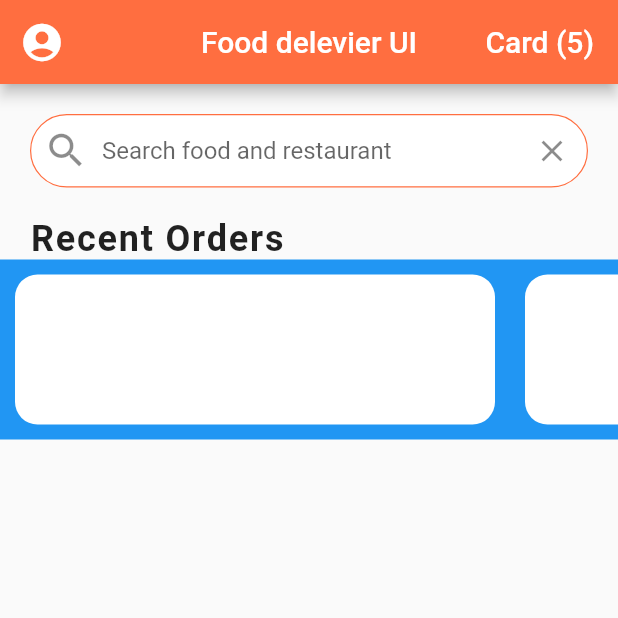
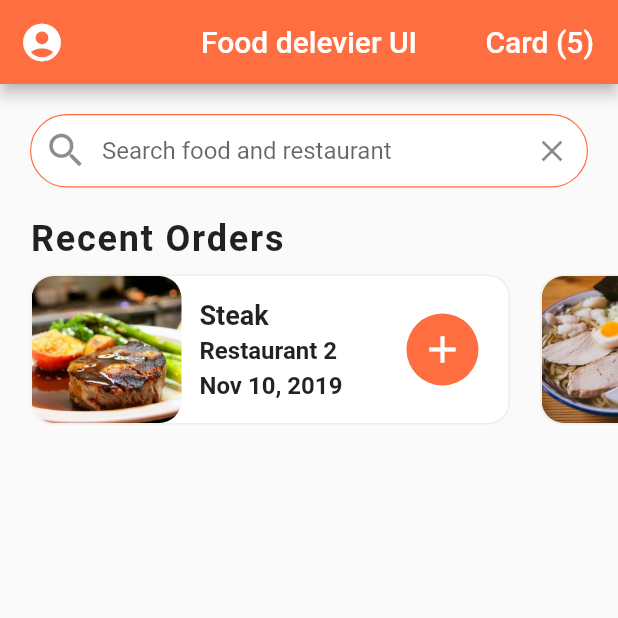
Before and after one commit to fabuloussTeam/Food-Delevery-UI, a Flutter app: the screen it shows after launch, on a phone screen of 412 x 824 dp, the top half of it. Run offline on Flutter 3.47's test engine with Material 2 defaults, Android fonts, the phone set to English and light mode, and no system bars.

Commit message:
Fin de la creation du UI du RecentOrder: Partie02

```diff
--- a/lib/widgets/recent_orders.dart
+++ b/lib/widgets/recent_orders.dart
@@ -10,8 +10,73 @@ class RecentOrders extends StatelessWidget{
       margin: EdgeInsets.all(10.0),
       width: 320.0,
       decoration: new BoxDecoration(
-        color: Colors.white,
-        borderRadius: new BorderRadius.circular(15.0)
+          color: Colors.white,
+          borderRadius: new BorderRadius.circular(15.0),
+          border: Border.all(width: 1.0, color: Colors.grey[200])
+      ),
+      child: new Row(
+        mainAxisAlignment: MainAxisAlignment.spaceBetween,
+        children: <Widget>[
+          new Expanded(
+            child: new Row(
+              children: <Widget>[
+                new ClipRRect(
+                  borderRadius: new BorderRadius.circular(15.0),
+                  child: new Image(
+                    width: 100.0,
+                    height: 100.0,
+                    image: AssetImage(order.food.imageUrl),
+                    fit: BoxFit.cover,
+                  ),
+                ),
+                new Expanded(
+                  child: new Container(
+                    margin: EdgeInsets.all(12.0),
+                    child: new Column(
+                      mainAxisAlignment: MainAxisAlignment.center,
+                      crossAxisAlignment: CrossAxisAlignment.start,
+                      children: <Widget>[
+                        Text(
+                          order.food.name,
+                          style: new TextStyle(fontSize: 18.0, fontWeight: FontWeight.bold),
+                          overflow: TextOverflow.ellipsis,
+                        ),
+                        new SizedBox(height: 4.0),
+                        Text(
+                          order.restaurant.name,
+                          style: new TextStyle(fontSize: 16.0, fontWeight: FontWeight.w600),
+                          overflow: TextOverflow.ellipsis,
+                        ),
+                        new SizedBox(height: 4.0),
+                        Text(
+                          order.date,
+                          style: new TextStyle(fontSize: 16.0, fontWeight: FontWeight.w600),
+                          overflow: TextOverflow.ellipsis,
+                        ),
+
+                      ],
+                    ),
+                  ),
+                ),
+              ],
+            ),
+          ),
+          new Container(
+            margin: EdgeInsets.only(right: 20.0),
+            width: 48.0,
+            decoration: new BoxDecoration(
+                color: Colors.deepOrangeAccent,
+                borderRadius: new BorderRadius.circular(30.0)
+            ),
+            child: new IconButton(
+              icon: new Icon(Icons.add),
+              color: Colors.white,
+              iconSize: 30.0,
+              onPressed: (){},
+            ),
+
+          )
+        ],
       ),
     );
   }
@@ -35,13 +100,15 @@ class RecentOrders extends StatelessWidget{
         ),
         new Container(
           height: 120.0,
-          color: Colors.blue,
+          // color: Colors.blue,
           child: new ListView.builder(
-            scrollDirection: Axis.horizontal,
+              physics: new BouncingScrollPhysics(), // pour tirrer l'image en fin ligne
+              padding: EdgeInsets.only(left: 10.0),
+              scrollDirection: Axis.horizontal, // Organise les elements de la listeView de facon horizontal
               itemCount: currentUser.orders.length,
               itemBuilder: (BuildContext context, int index){
-                 Order order = currentUser.orders[index];
-                 return _buildRecentOrder(context, order);
+                Order order = currentUser.orders[index];
+                return _buildRecentOrder(context, order);
               }
           ),
         )
```
